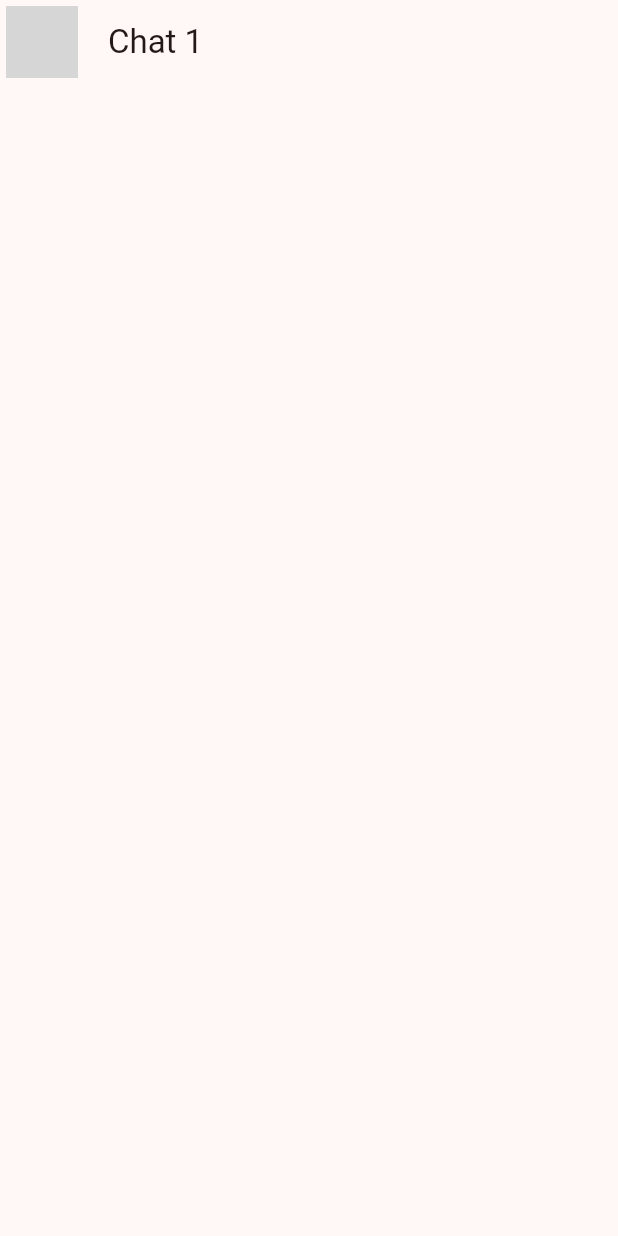
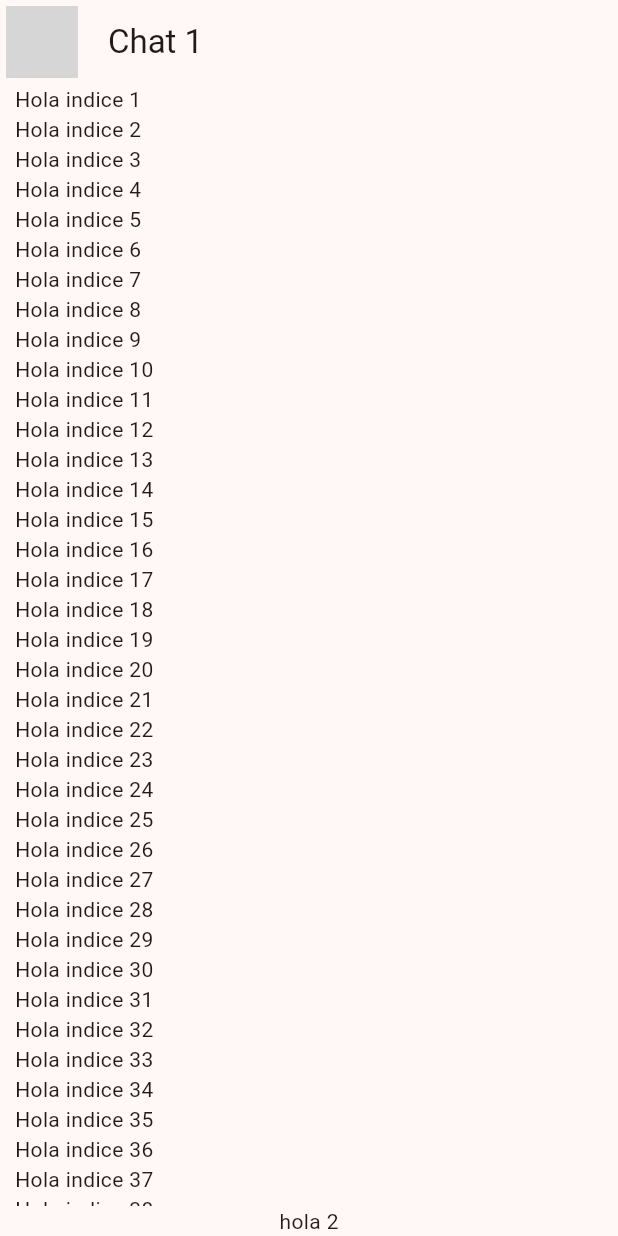
Before and after one commit to DavidCastelloBatet/chat_app_flutter_md3, a Flutter app: the screen it shows after launch, on a phone screen of 412 x 824 dp. Run offline on Flutter 3.47's test engine with Material 2 defaults, Android fonts, the phone set to English and light mode, and no system bars; network calls fail; grey boxes are pictures that could not be loaded.

Commit message:
estructura - listview mensajes

```diff
--- a/lib/presentation/chat/chat_screen.dart
+++ b/lib/presentation/chat/chat_screen.dart
@@ -16,6 +16,31 @@ class ChatScreen extends StatelessWidget {
         ),
         title: const Text('Chat 1 '),
       ),
+      body: _ChatView(),
     );
   }
 }
+
+class _ChatView extends StatelessWidget {
+  @override
+  Widget build(BuildContext context) {
+    return SafeArea(
+      child: Padding(
+        padding: const EdgeInsets.symmetric(horizontal: 10.0),
+        child: Column(
+          children: [
+            Expanded(
+              child: ListView.builder(
+                itemCount: 50,
+                itemBuilder: (context, index) {
+                  return Text('Hola indice ${index + 1}');
+                },
+              ),
+            ),
+            const Text('hola 2'),
+          ],
+        ),
+      ),
+    );
+  }
+}
```
